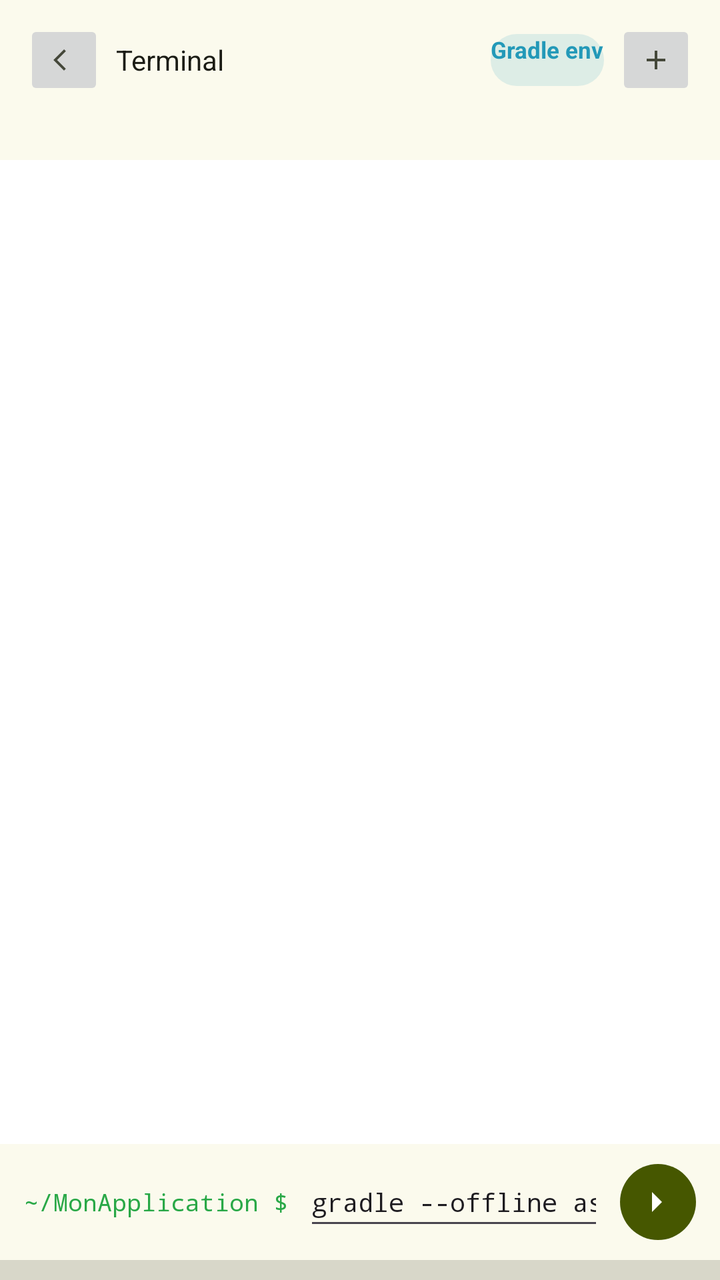
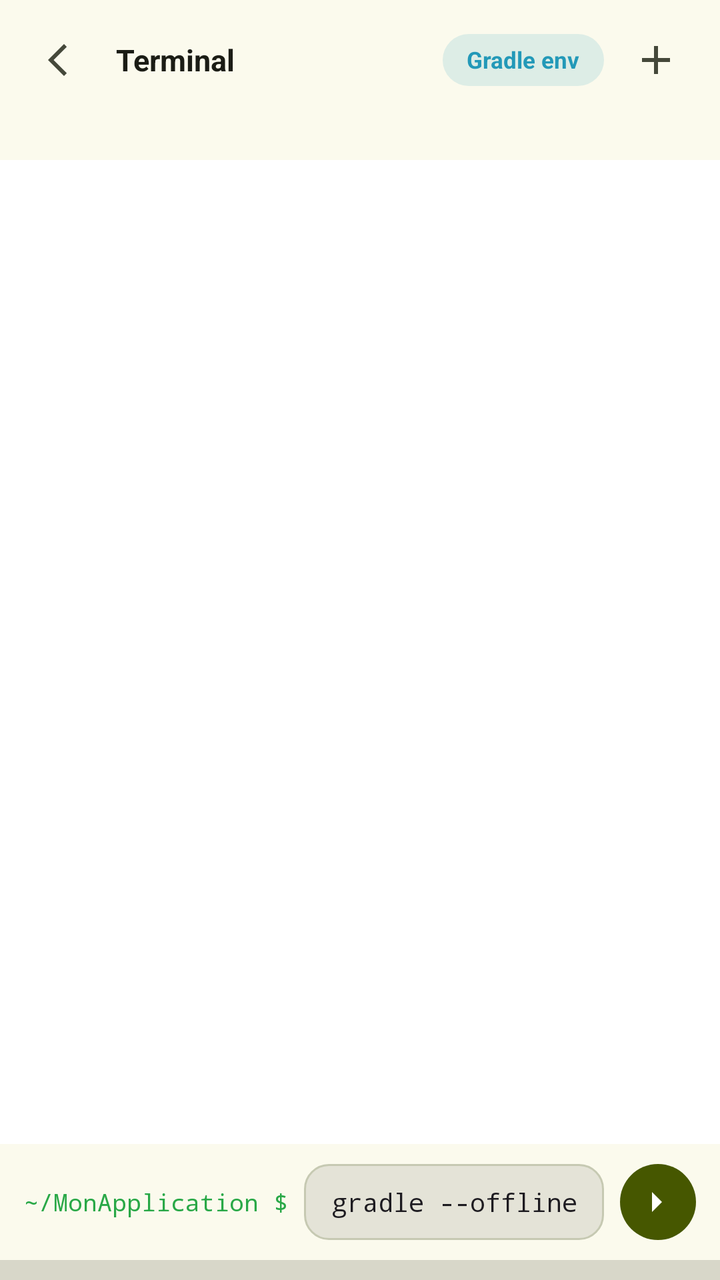

Before-and-after screenshots of an Android layout around one commit, followed by the original layout XML and the change that was made.
<!-- AndroidManifest.xml: application theme Theme.JoIDE -->
<!-- res/layout/terminal_fragment.xml -->
<?xml version="1.0" encoding="utf-8"?>
<LinearLayout xmlns:android="http://schemas.android.com/apk/res/android"
    android:layout_width="match_parent"
    android:layout_height="match_parent"
    android:orientation="vertical"
    android:background="@color/fond">

    
    <TextView
        android:id="@+id/terminal_notice"
        android:layout_width="match_parent"
        android:layout_height="wrap_content"
        android:padding="16dp"
        android:visibility="gone"
        android:text="@string/terminal_non_installe"
        android:textColor="@color/sur_var"
        android:textSize="@dimen/txt_body_s" />

    
    <LinearLayout
        android:layout_width="match_parent"
        android:layout_height="wrap_content"
        android:orientation="horizontal"
        android:gravity="center_vertical"
        android:paddingStart="12dp"
        android:paddingEnd="12dp"
        android:paddingTop="10dp"
        android:paddingBottom="10dp">

        <ImageButton
            android:id="@+id/terminal_back_button"
            style="IconBtn"
            android:layout_width="@dimen/iconbtn_cote"
            android:layout_height="@dimen/iconbtn_cote"
            android:contentDescription="@string/commun_retour"
            android:scaleType="centerInside"
            android:src="@drawable/ic_back" />

        <TextView
            android:id="@+id/terminal_title_text"
            android:layout_width="0dp"
            android:layout_height="wrap_content"
            android:layout_weight="1"
            android:layout_marginStart="6dp"
            android:maxLines="1"
            android:ellipsize="end"
            android:text="@string/terminal_titre"
            android:textColor="@color/sur"
            style="Txt.Sm" />

        <TextView
            android:id="@+id/terminal_env_badge"
            style="Pill"
            android:layout_width="wrap_content"
            android:layout_height="@dimen/pill_hauteur"
            android:layout_marginStart="6dp"
            android:background="@drawable/fond_pill_info"
            android:text="@string/terminal_env_gradle"
            android:textColor="@color/info"
            android:textSize="@dimen/txt_pill"
            android:textStyle="bold" />

        <ImageButton
            android:id="@+id/new_session_button"
            style="IconBtn"
            android:layout_width="@dimen/iconbtn_cote"
            android:layout_height="@dimen/iconbtn_cote"
            android:layout_marginStart="6dp"
            android:contentDescription="@string/terminal_nouvelle_session"
            android:scaleType="centerInside"
            android:src="@drawable/ic_plus" />
    </LinearLayout>

    
    <HorizontalScrollView
        android:id="@+id/sessions_scroller"
        android:layout_width="match_parent"
        android:layout_height="wrap_content"
        android:scrollbars="none"
        android:overScrollMode="never">

        <LinearLayout
            android:id="@+id/sessions_row"
            android:layout_width="wrap_content"
            android:layout_height="wrap_content"
            android:orientation="horizontal"
            android:paddingStart="12dp"
            android:paddingEnd="12dp"
            android:paddingTop="10dp"
            android:paddingBottom="10dp" />
    </HorizontalScrollView>

    
    <ScrollView
        android:layout_width="match_parent"
        android:layout_height="0dp"
        android:layout_weight="1"
        android:background="@color/sc_lowest"
        android:scrollbars="none"
        android:fillViewport="true">

        <TextView
            android:id="@+id/terminal_output"
            android:layout_width="match_parent"
            android:layout_height="wrap_content"
            android:fontFamily="monospace"
            android:textSize="12sp"
            android:lineSpacingMultiplier="1.75"
            android:paddingStart="14dp"
            android:paddingEnd="14dp"
            android:paddingTop="12dp"
            android:paddingBottom="12dp"
            android:textColor="@color/sur" />
    </ScrollView>

    
    <LinearLayout
        android:layout_width="match_parent"
        android:layout_height="wrap_content"
        android:orientation="horizontal"
        android:gravity="center_vertical"
        android:paddingStart="12dp"
        android:paddingEnd="12dp"
        android:paddingTop="10dp"
        android:paddingBottom="10dp">

        <TextView
            android:id="@+id/terminal_prompt"
            android:layout_width="wrap_content"
            android:layout_height="wrap_content"
            android:fontFamily="monospace"
            android:textSize="12sp"
            android:text="@string/terminal_prompt_demo"
            android:textColor="@color/ok" />

        <EditText
            android:id="@+id/terminal_input"
            style="Champ"
            android:layout_width="0dp"
            android:layout_height="wrap_content"
            android:layout_weight="1"
            android:layout_marginStart="8dp"
            android:minHeight="38dp"
            android:paddingTop="9dp"
            android:paddingBottom="9dp"
            android:fontFamily="monospace"
            android:textSize="12.5sp"
            android:maxLines="1"
            android:imeOptions="actionDone"
            android:inputType="textNoSuggestions|textVisiblePassword"
            android:importantForAutofill="no"
            android:hint="@string/terminal_commande_hint"
            android:text="@string/terminal_commande_demo" />

        <ImageButton
            android:id="@+id/terminal_send_button"
            android:layout_width="38dp"
            android:layout_height="38dp"
            android:layout_marginStart="8dp"
            android:background="@drawable/fond_envoyer"
            android:contentDescription="@string/terminal_envoyer"
            android:scaleType="centerInside"
            android:src="@drawable/ic_arrow"
            android:tint="@color/sur_primaire" />
    </LinearLayout>

    
    <LinearLayout
        android:layout_width="match_parent"
        android:layout_height="wrap_content"
        android:orientation="vertical"
        android:background="@color/clavier"
        android:paddingTop="6dp"
        android:paddingBottom="4dp">

        <HorizontalScrollView
            android:layout_width="match_parent"
            android:layout_height="wrap_content"
            android:scrollbars="none"
            android:overScrollMode="never">

            <LinearLayout
                android:id="@+id/kbd_row"
                android:layout_width="wrap_content"
                android:layout_height="wrap_content"
                android:orientation="horizontal"
                android:paddingStart="4dp"
                android:paddingEnd="4dp">

                <TextView android:tag="esc" style="KbdTouche" android:text="@string/terminal_kbd_esc" />
                <TextView android:tag="tab" style="KbdTouche" android:text="@string/terminal_kbd_tab" />
                <TextView android:tag="ctrl" style="KbdTouche" android:text="@string/terminal_kbd_ctrl" />
                <TextView android:tag="alt" style="KbdTouche" android:text="@string/terminal_kbd_alt" />
                <TextView android:tag="left" style="KbdTouche" android:text="@string/terminal_kbd_gauche" />
                <TextView android:tag="right" style="KbdTouche" android:text="@string/terminal_kbd_droite" />
                <TextView android:tag="up" style="KbdTouche" android:text="@string/terminal_kbd_haut" />
                <TextView android:tag="down" style="KbdTouche" android:text="@string/terminal_kbd_bas" />
                <TextView android:tag="home" style="KbdTouche" android:text="@string/terminal_kbd_home" />
                <TextView android:tag="end" style="KbdTouche" android:text="@string/terminal_kbd_end" />
                <TextView android:tag="pgup" style="KbdTouche" android:text="@string/terminal_kbd_pgup" />
                <TextView android:tag="pgdn" style="KbdTouche" android:text="@string/terminal_kbd_pgdn" />
                <TextView android:tag="pipe" style="KbdTouche" android:text="@string/terminal_kbd_pipe" />
                <TextView android:tag="tilde" style="KbdTouche" android:text="@string/terminal_kbd_tilde" />
                <TextView android:tag="slash" style="KbdTouche" android:text="@string/terminal_kbd_slash" />
                <TextView android:tag="minus" style="KbdTouche" android:text="@string/terminal_kbd_moins" />
                <TextView android:tag="lt" style="KbdTouche" android:text="@string/terminal_kbd_inf" />
                <TextView android:tag="gt" style="KbdTouche" android:text="@string/terminal_kkbd_sup" />
                <TextView android:tag="dollar" style="KbdTouche" android:text="@string/terminal_kbd_dollar" />
            </LinearLayout>
        </HorizontalScrollView>
    </LinearLayout>
</LinearLayout>
<!-- resources referenced by this layout -->
<resources>
  <color name="clavier">#D8D7C9</color>
  <color name="fond">#FBFAED</color>
  <color name="info">#2399B8</color>
  <color name="ok">#29A847</color>
  <color name="sc_lowest">#FFFFFF</color>
  <color name="sur">#1B1C15</color>
  <color name="sur_primaire">#FFFFFF</color>
  <color name="sur_var">#45483A</color>
  <dimen name="iconbtn_cote">40dp</dimen>
  <dimen name="pill_hauteur">26dp</dimen>
  <dimen name="txt_body_s">12.5sp</dimen>
  <dimen name="txt_pill">11.5sp</dimen>
  <string name="terminal_kbd_bas">↓</string>
  <color name="primaire">#465700</color>
  <color name="info_soft">#242399B8</color>
  <color name="sc2">#DEE5C3</color>
  <color name="sur_sc2">#2A3119</color>
  <color name="tertiaire">#6C3E85</color>
  <color name="sur_tertiaire">#FFFFFF</color>
  <color name="sc">#EFEEE2</color>
  <color name="contour">#767966</color>
  <color name="contour_var">#C6C9B2</color>
  <color name="erreur">#8F4C38</color>
  <color name="sc_low">#F5F4E7</color>
  <color name="sc_high">#EAE9DC</color>
  <color name="sc_highest">#E4E3D7</color>
  <!-- unchanged entries left out for length: 39 -->
</resources>

<!-- the commit's change to res/layout/terminal_fragment.xml (unified diff, before → after) -->
@@ -29,7 +29,7 @@
 
         <ImageButton
             android:id="@+id/terminal_back_button"
-            style="IconBtn"
+            style="@style/IconBtn"
             android:layout_width="@dimen/iconbtn_cote"
             android:layout_height="@dimen/iconbtn_cote"
             android:contentDescription="@string/commun_retour"
@@ -46,11 +46,11 @@
             android:ellipsize="end"
             android:text="@string/terminal_titre"
             android:textColor="@color/sur"
-            style="Txt.Sm" />
+            style="@style/Txt.Sm" />
 
         <TextView
             android:id="@+id/terminal_env_badge"
-            style="Pill"
+            style="@style/Pill"
             android:layout_width="wrap_content"
             android:layout_height="@dimen/pill_hauteur"
             android:layout_marginStart="6dp"
@@ -62,7 +62,7 @@
 
         <ImageButton
             android:id="@+id/new_session_button"
-            style="IconBtn"
+            style="@style/IconBtn"
             android:layout_width="@dimen/iconbtn_cote"
             android:layout_height="@dimen/iconbtn_cote"
             android:layout_marginStart="6dp"
@@ -135,7 +135,7 @@
 
         <EditText
             android:id="@+id/terminal_input"
-            style="Champ"
+            style="@style/Champ"
             android:layout_width="0dp"
             android:layout_height="wrap_content"
             android:layout_weight="1"
@@ -187,25 +187,25 @@
                 android:paddingStart="4dp"
                 android:paddingEnd="4dp">
 
-                <TextView android:tag="esc" style="KbdTouche" android:text="@string/terminal_kbd_esc" />
-                <TextView android:tag="tab" style="KbdTouche" android:text="@string/terminal_kbd_tab" />
-                <TextView android:tag="ctrl" style="KbdTouche" android:text="@string/terminal_kbd_ctrl" />
-                <TextView android:tag="alt" style="KbdTouche" android:text="@string/terminal_kbd_alt" />
-                <TextView android:tag="left" style="KbdTouche" android:text="@string/terminal_kbd_gauche" />
-                <TextView android:tag="right" style="KbdTouche" android:text="@string/terminal_kbd_droite" />
-                <TextView android:tag="up" style="KbdTouche" android:text="@string/terminal_kbd_haut" />
-                <TextView android:tag="down" style="KbdTouche" android:text="@string/terminal_kbd_bas" />
-                <TextView android:tag="home" style="KbdTouche" android:text="@string/terminal_kbd_home" />
-                <TextView android:tag="end" style="KbdTouche" android:text="@string/terminal_kbd_end" />
-                <TextView android:tag="pgup" style="KbdTouche" android:text="@string/terminal_kbd_pgup" />
-                <TextView android:tag="pgdn" style="KbdTouche" android:text="@string/terminal_kbd_pgdn" />
-                <TextView android:tag="pipe" style="KbdTouche" android:text="@string/terminal_kbd_pipe" />
-                <TextView android:tag="tilde" style="KbdTouche" android:text="@string/terminal_kbd_tilde" />
-                <TextView android:tag="slash" style="KbdTouche" android:text="@string/terminal_kbd_slash" />
-                <TextView android:tag="minus" style="KbdTouche" android:text="@string/terminal_kbd_moins" />
-                <TextView android:tag="lt" style="KbdTouche" android:text="@string/terminal_kbd_inf" />
-                <TextView android:tag="gt" style="KbdTouche" android:text="@string/terminal_kkbd_sup" />
-                <TextView android:tag="dollar" style="KbdTouche" android:text="@string/terminal_kbd_dollar" />
+                <TextView android:tag="esc" style="@style/KbdTouche" android:text="@string/terminal_kbd_esc" />
+                <TextView android:tag="tab" style="@style/KbdTouche" android:text="@string/terminal_kbd_tab" />
+                <TextView android:tag="ctrl" style="@style/KbdTouche" android:text="@string/terminal_kbd_ctrl" />
+                <TextView android:tag="alt" style="@style/KbdTouche" android:text="@string/terminal_kbd_alt" />
+                <TextView android:tag="left" style="@style/KbdTouche" android:text="@string/terminal_kbd_gauche" />
+                <TextView android:tag="right" style="@style/KbdTouche" android:text="@string/terminal_kbd_droite" />
+                <TextView android:tag="up" style="@style/KbdTouche" android:text="@string/terminal_kbd_haut" />
+                <TextView android:tag="down" style="@style/KbdTouche" android:text="@string/terminal_kbd_bas" />
+                <TextView android:tag="home" style="@style/KbdTouche" android:text="@string/terminal_kbd_home" />
+                <TextView android:tag="end" style="@style/KbdTouche" android:text="@string/terminal_kbd_end" />
+                <TextView android:tag="pgup" style="@style/KbdTouche" android:text="@string/terminal_kbd_pgup" />
+                <TextView android:tag="pgdn" style="@style/KbdTouche" android:text="@string/terminal_kbd_pgdn" />
+                <TextView android:tag="pipe" style="@style/KbdTouche" android:text="@string/terminal_kbd_pipe" />
+                <TextView android:tag="tilde" style="@style/KbdTouche" android:text="@string/terminal_kbd_tilde" />
+                <TextView android:tag="slash" style="@style/KbdTouche" android:text="@string/terminal_kbd_slash" />
+                <TextView android:tag="minus" style="@style/KbdTouche" android:text="@string/terminal_kbd_moins" />
+                <TextView android:tag="lt" style="@style/KbdTouche" android:text="@string/terminal_kbd_inf" />
+                <TextView android:tag="gt" style="@style/KbdTouche" android:text="@string/terminal_kkbd_sup" />
+                <TextView android:tag="dollar" style="@style/KbdTouche" android:text="@string/terminal_kbd_dollar" />
             </LinearLayout>
         </HorizontalScrollView>
     </LinearLayout>
<!-- resource entries referenced after the edit -->
@@ -13,8 +13,70 @@
   <dimen name="txt_body_s">12.5sp</dimen>
   <dimen name="txt_pill">11.5sp</dimen>
   <string name="terminal_kbd_bas">↓</string>
+  <style name="Champ" parent="">
+          <item name="android:background">@drawable/fond_field</item>
+          <item name="android:minHeight">48dp</item>
+          <item name="android:paddingStart">@dimen/field_padding_h</item>
+          <item name="android:paddingEnd">@dimen/field_padding_h</item>
+          <item name="android:paddingTop">@dimen/field_padding_v</item>
+          <item name="android:paddingBottom">@dimen/field_padding_v</item>
+          <item name="android:gravity">center_vertical</item>
+      </style>
+  <style name="IconBtn" parent="">
+          <item name="android:background">@drawable/fond_iconbtn</item>
+      </style>
+  <style name="KbdTouche" parent="">
+          <item name="android:background">@drawable/fond_kbd_touche</item>
+          <item name="android:minWidth">36dp</item>
+          <item name="android:minHeight">34dp</item>
+          <item name="android:paddingStart">9dp</item>
+          <item name="android:paddingEnd">9dp</item>
+          <item name="android:gravity">center</item>
+          <item name="android:fontFamily">monospace</item>
+          <item name="android:textSize">12sp</item>
+          <item name="android:textColor">@color/sur</item>
+          <item name="android:layout_marginEnd">4dp</item>
+      </style>
+  <style name="Pill" parent="">
+          <item name="android:minHeight">@dimen/pill_hauteur</item>
+          <item name="android:paddingStart">@dimen/pill_padding_h</item>
+          <item name="android:paddingEnd">@dimen/pill_padding_h</item>
+          <item name="android:gravity">center_vertical</item>
+      </style>
+  <style name="Txt.Sm" parent="">
+          <item name="android:textSize">@dimen/txt_sm</item>
+          <item name="android:textStyle">bold</item>
+      </style>
   <color name="primaire">#465700</color>
   <color name="info_soft">#242399B8</color>
+  <!-- drawable fond_field (drawable) -->
+  <?xml version="1.0" encoding="utf-8"?>
+  <shape xmlns:android="http://schemas.android.com/apk/res/android"
+      android:shape="rectangle">
+      <solid android:color="@color/sc_highest" />
+      <stroke android:width="1dp" android:color="@color/contour_var" />
+      <corners android:radius="12dp" />
+  </shape>
+  <dimen name="field_padding_h">14dp</dimen>
+  <dimen name="field_padding_v">13dp</dimen>
+  <!-- drawable fond_iconbtn (drawable) -->
+  <?xml version="1.0" encoding="utf-8"?>
+  <selector xmlns:android="http://schemas.android.com/apk/res/android">
+      <item android:state_pressed="true">
+          <shape><solid android:color="#1B1C1510" /><corners android:radius="20dp" /></shape>
+      </item>
+      <item>
+          <shape><solid android:color="#00000000" /><corners android:radius="20dp" /></shape>
+      </item>
+  </selector>
+  <!-- drawable fond_kbd_touche (drawable) -->
+  <?xml version="1.0" encoding="utf-8"?>
+  <shape xmlns:android="http://schemas.android.com/apk/res/android">
+      <solid android:color="@color/clavier_touche" />
+      <corners android:radius="8dp" />
+  </shape>
+  <dimen name="pill_padding_h">12dp</dimen>
+  <dimen name="txt_sm">15sp</dimen>
   <color name="sc2">#DEE5C3</color>
   <color name="sur_sc2">#2A3119</color>
   <color name="tertiaire">#6C3E85</color>
@@ -26,6 +88,7 @@
   <color name="sc_low">#F5F4E7</color>
   <color name="sc_high">#EAE9DC</color>
   <color name="sc_highest">#E4E3D7</color>
+  <color name="clavier_touche">#FDFCF4</color>
   <!-- unchanged entries left out for length: 39 -->
 </resources>
 
